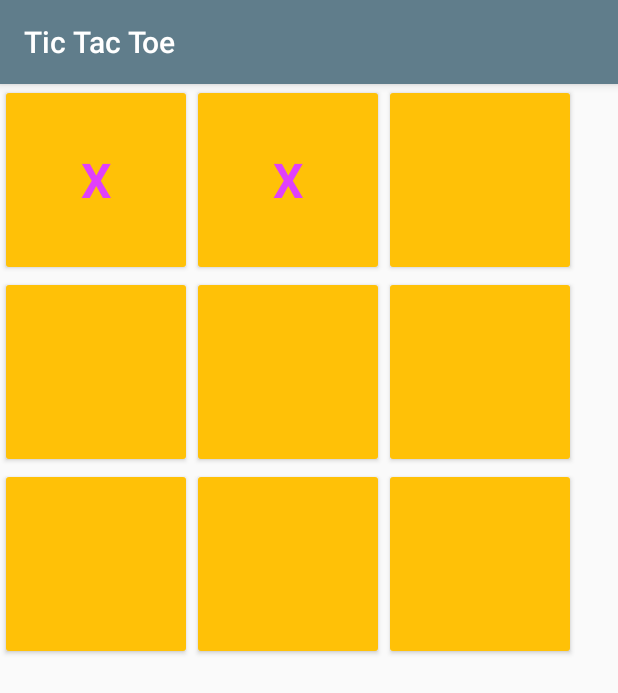
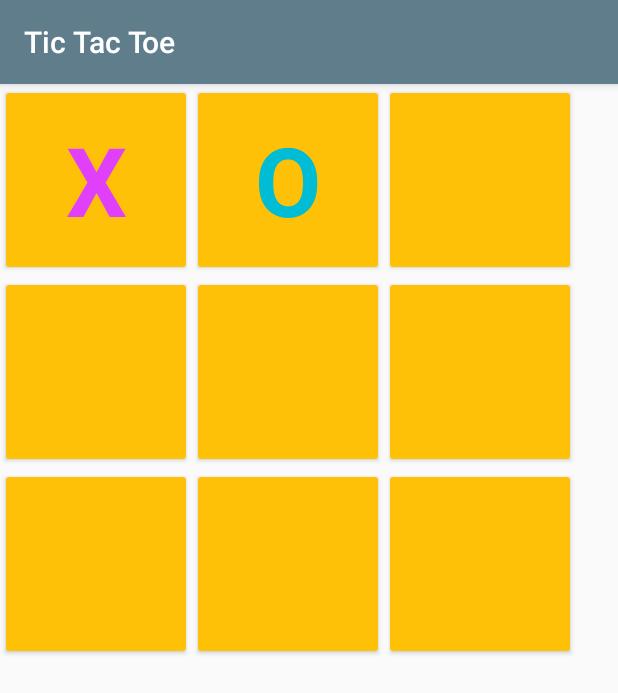
Before and after one commit to EspenBrun/TicTacToe, an Android app: the TicTacToeActivity screen opened directly, with no data from a screen before it, after a tap on an icon or button, on a phone screen of 412 x 824 dp. Shown: the top 693 px of the screen. Run offline under Robolectric (Android 15) with nearby library versions, the phone set to English and light mode, and no system bars; 3 other taps on this screen came first.

Commit message:
Clicking creates alternate symbols

```diff
--- a/app/src/main/java/com/example/android/tictactoe/TicTacToeActivity.java
+++ b/app/src/main/java/com/example/android/tictactoe/TicTacToeActivity.java
@@ -14,7 +14,9 @@ public class TicTacToeActivity extends AppCompatActivity {
     private final String TAG = "TicTacToeActivity";
     private Button b;
     private Resources res;
-    private boolean playerOneTurn = true;
+    private boolean playerTurn = true;
+    private final String X = "X";
+    private final String O = "O";
 
     @Override
     protected void onCreate(Bundle savedInstanceState) {
@@ -26,8 +28,15 @@ public class TicTacToeActivity extends AppCompatActivity {
     public void btnClick(View v){
         int id = v.getId();
         b = (Button) v;
-        Log.i(TAG, "the id " + id);
-        b.setText("X");
-        b.setTextColor(res.getColor(R.color.colorPlayerOne));
+        if(playerTurn){
+            b.setText("X");
+            b.setTextColor(res.getColor(R.color.colorPlayerOne));
+            playerTurn = !playerTurn;
+        } else {
+            b.setText("O");
+            b.setTextColor(res.getColor(R.color.colorPlayerTwo));
+            playerTurn = !playerTurn;
+        }
+
     }
 }
--- a/app/src/main/res/values/dimens.xml
+++ b/app/src/main/res/values/dimens.xml
@@ -3,5 +3,5 @@
     <dimen name="activity_horizontal_margin">16dp</dimen>
     <dimen name="activity_vertical_margin">16dp</dimen>
     <dimen name="game_btn_padding">128dp</dimen>
-    <dimen name="game_btn_text">32sp</dimen>
+    <dimen name="game_btn_text">64sp</dimen>
 </resources>
```
